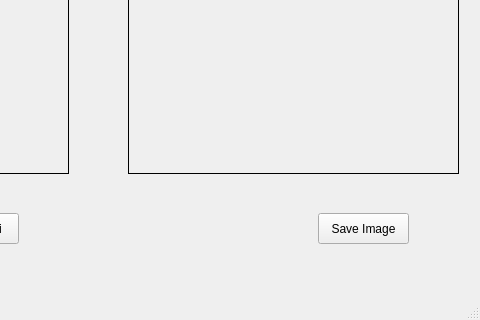
Above: project.ui from mmuqiitf/Fire-Forest-Project before the change; both pictures show x 292 to 772 and y 136 to 456 of the 772 by 456 pixel window. Below: the same form after it.
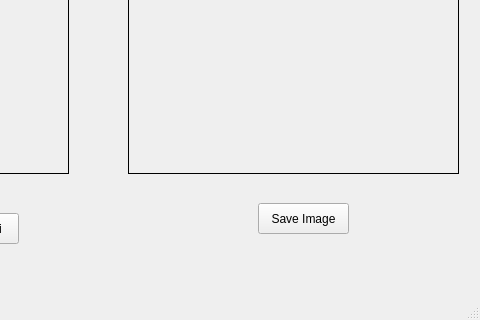
That is the form after the change.

What changed in the file:
```diff
--- a/project.ui
+++ b/project.ui
@@ -62,8 +62,8 @@
    <widget class="QPushButton" name="btnSave">
     <property name="geometry">
      <rect>
-      <x>610</x>
-      <y>330</y>
+      <x>550</x>
+      <y>320</y>
       <width>91</width>
       <height>31</height>
      </rect>
```
Left out of the diff: 14 changed lines with no effect on the pictures.
